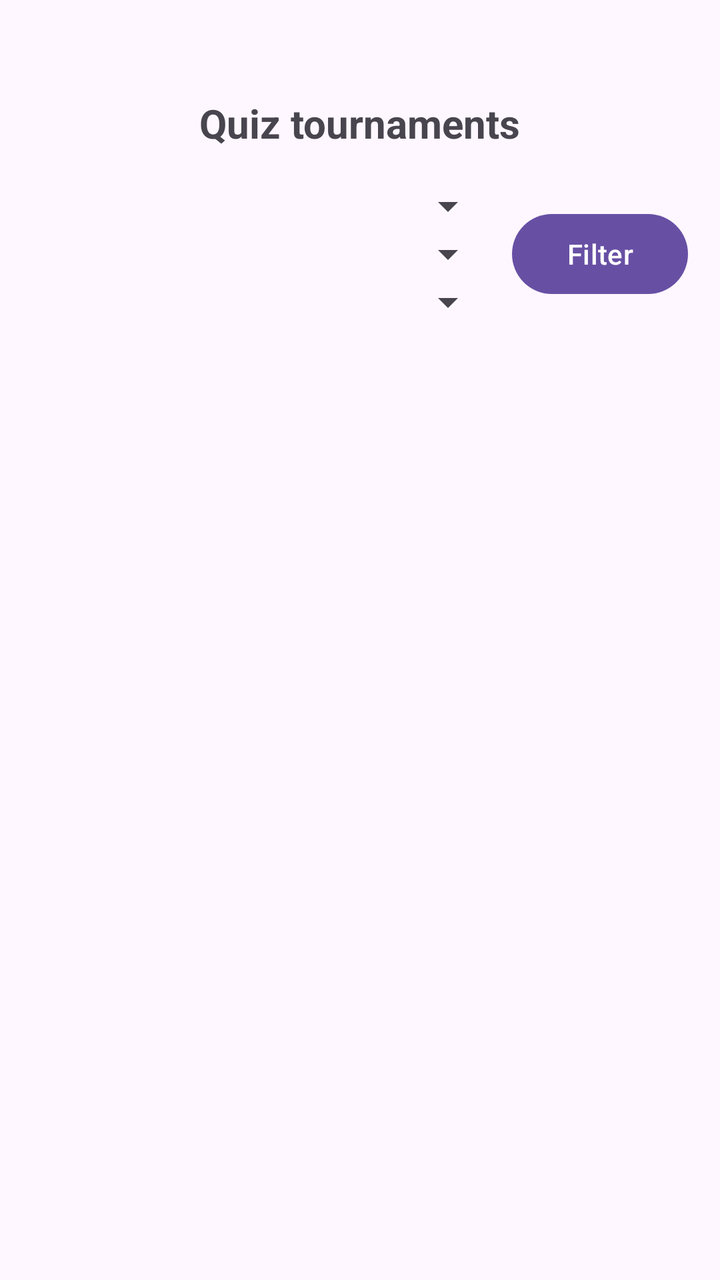
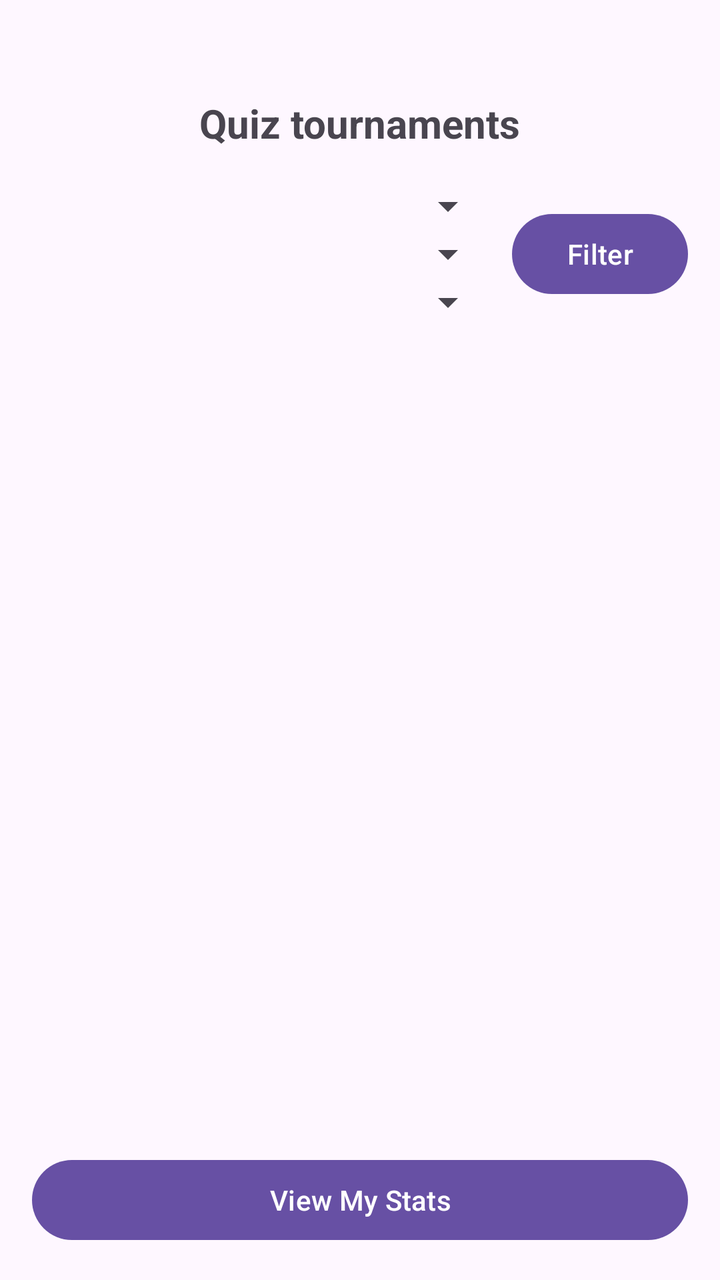

Before-and-after screenshots of an Android layout around one commit, followed by the original layout XML and the change that was made.
<!-- AndroidManifest.xml: application theme Theme.GregsQuizApp -->
<!-- res/layout/activity_user_dashboard.xml -->
<?xml version="1.0" encoding="utf-8"?>
<LinearLayout xmlns:android="http://schemas.android.com/apk/res/android"
    xmlns:tools="http://schemas.android.com/tools"
    android:id="@+id/main"
    android:layout_width="match_parent"
    android:layout_height="match_parent"
    android:gravity="center_horizontal"
    android:orientation="vertical"
    android:padding="16dp"
    tools:context=".User.User_Dashboard">

    <TextView
        android:id="@+id/txtUserDashboard"
        android:layout_width="wrap_content"
        android:layout_height="wrap_content"
        android:layout_marginTop="32dp"
        android:layout_marginBottom="16dp"
        android:text="Quiz tournaments"
        android:textSize="20sp"
        android:textStyle="bold" />

    <LinearLayout
        android:layout_width="match_parent"
        android:layout_height="wrap_content"
        android:gravity="center_vertical"
        android:orientation="horizontal">

        <LinearLayout
            android:layout_width="0dp"
            android:layout_height="wrap_content"
            android:layout_weight="1"
            android:orientation="vertical">

            <Spinner
                android:id="@+id/spinnerTournamentType"
                android:layout_width="match_parent"
                android:layout_height="wrap_content"
                android:contentDescription="Filter tournaments by status" />

            <Spinner
                android:id="@+id/spinnerTournamentCategory"
                android:layout_width="match_parent"
                android:layout_height="wrap_content"
                android:contentDescription="Filter tournaments by category" />

            <Spinner
                android:id="@+id/spinnerTournamentDifficulty"
                android:layout_width="match_parent"
                android:layout_height="wrap_content"
                android:contentDescription="Filter tournaments by difficulty" />
        </LinearLayout>

        <Button
            android:id="@+id/btnFilterTournaments"
            android:layout_width="wrap_content"
            android:layout_height="wrap_content"
            android:layout_marginStart="8dp"
            android:text="Filter" />
    </LinearLayout>

    <TextView
        android:id="@+id/txtTournamentListMessage"
        android:layout_width="match_parent"
        android:layout_height="wrap_content"
        android:layout_marginTop="12dp"
        android:gravity="center"
        android:text="Loading tournaments..."
        android:visibility="gone" />

    <androidx.recyclerview.widget.RecyclerView
        android:id="@+id/recyclerUserTournaments"
        android:layout_width="match_parent"
        android:layout_height="0dp"
        android:layout_weight="1"
        android:clipToPadding="false"
        android:paddingBottom="8dp" />

</LinearLayout>
<!-- resources referenced by this layout -->
<resources>
  <style name="Theme.GregsQuizApp" parent="Base.Theme.GregsQuizApp" />
  <style name="Base.Theme.GregsQuizApp" parent="Theme.Material3.DayNight.NoActionBar">
          
          
      </style>
</resources>

<!-- the commit's change to res/layout/activity_user_dashboard.xml (unified diff, before → after) -->
@@ -75,4 +75,10 @@
         android:clipToPadding="false"
         android:paddingBottom="8dp" />
 
+    <Button
+        android:id="@+id/btnViewMyStats"
+        android:layout_width="match_parent"
+        android:layout_height="wrap_content"
+        android:text="View My Stats" />
+
 </LinearLayout>
